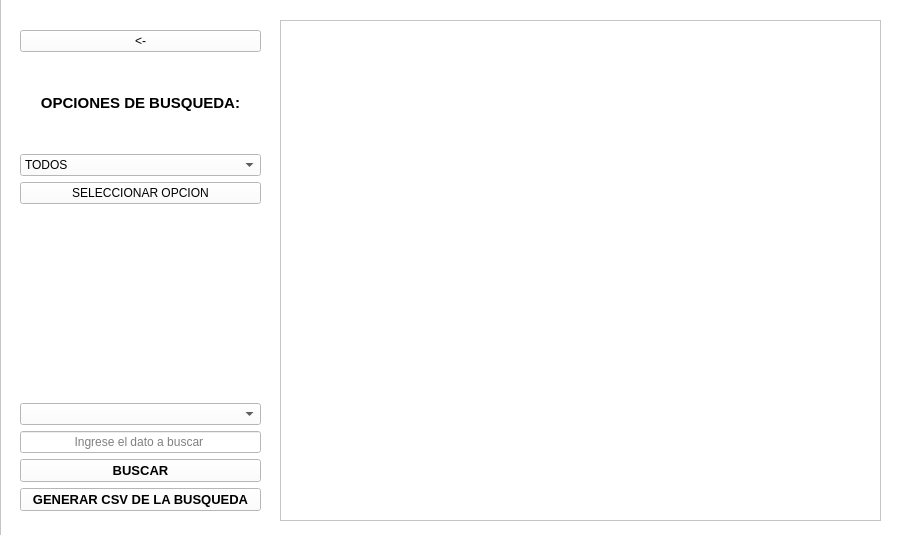
This is CSV/interfaz/VentanaSeleccionar.ui in DanielRojas2002/PyQt5 as Qt 5 draws it before an edit. The edited form follows.
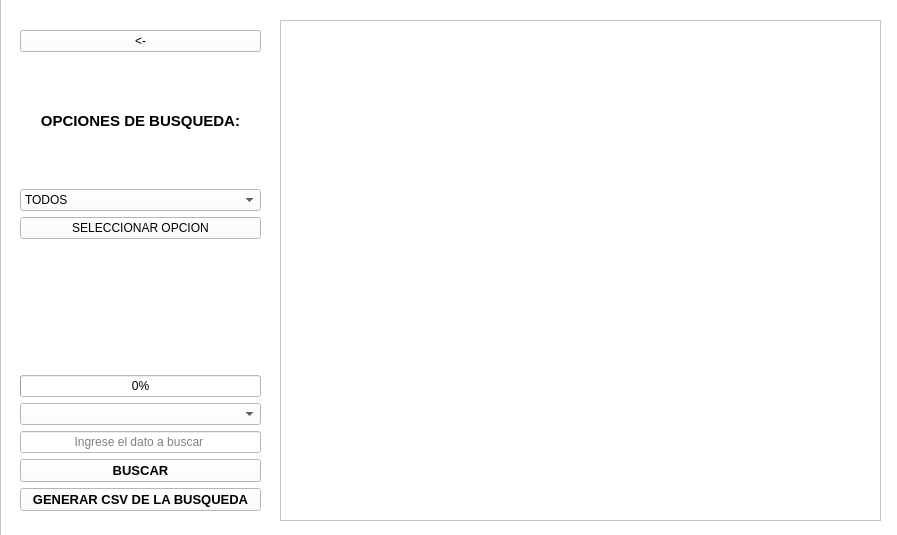
This is the edited form. Icons and pictures are not drawn.

Commit message: Agregue un progress bar a la ventana seleccion como animacion

```diff
--- a/CSV/interfaz/VentanaSeleccionar.ui
+++ b/CSV/interfaz/VentanaSeleccionar.ui
@@ -158,15 +158,9 @@
        </widget>
       </item>
       <item>
-       <widget class="QLabel" name="titulo2">
-        <property name="styleSheet">
-         <string notr="true">background-color: rgb(255, 255, 255);</string>
-        </property>
-        <property name="text">
-         <string/>
-        </property>
-        <property name="alignment">
-         <set>Qt::AlignCenter</set>
+       <widget class="QProgressBar" name="progressBar">
+        <property name="value">
+         <number>0</number>
         </property>
        </widget>
       </item>
```
The commit also changes 2 other files.
